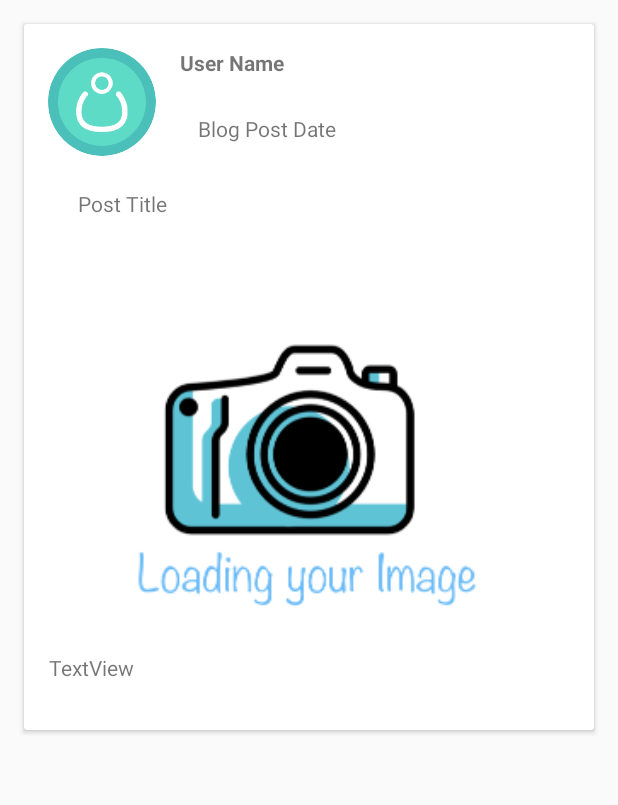
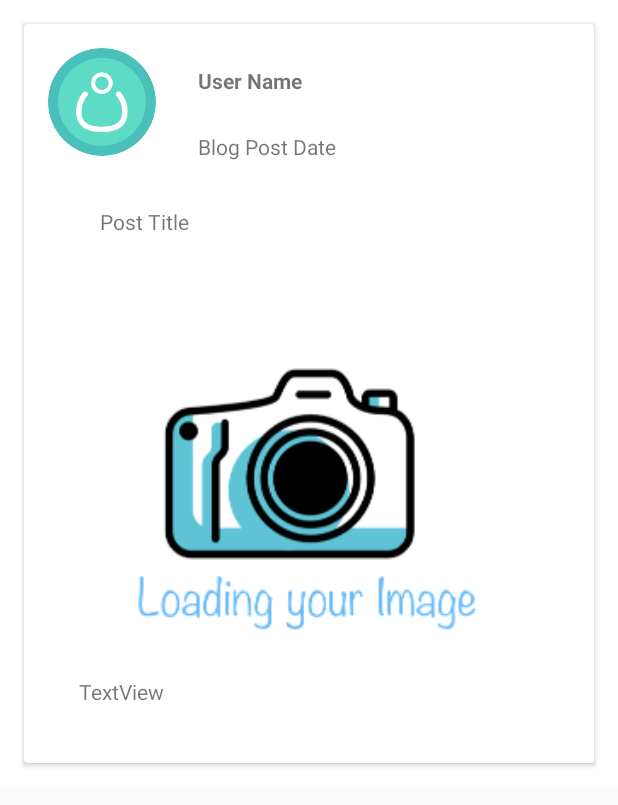
Before and after one commit to ssinha2103/Click_It, an Android app: the layout blog_list_item.xml on its own in the app's theme, with its tools: preview values and no code run, on a phone screen of 412 x 824 dp. Shown: the top 805 px of the screen. Run offline under Robolectric (Android 15) with nearby library versions, the phone set to English and light mode, and no system bars.

Commit message:
Added Home Fragment.

```diff
--- a/app/src/main/java/com/sudarshan/clickit/MainActivity.java
+++ b/app/src/main/java/com/sudarshan/clickit/MainActivity.java
@@ -69,6 +69,7 @@ public class MainActivity extends AppCompatActivity {
         fragmentHome = new FragmentHome();
         notificationFragment = new NotificationFragment();
         accountFragment = new AccountFragment();
+        replaceFragment(fragmentHome);
 
 
         mainBottonNav.setOnNavigationItemSelectedListener(new BottomNavigationView.OnNavigationItemSelectedListener() {
--- a/app/src/main/res/layout/activity_new_post.xml
+++ b/app/src/main/res/layout/activity_new_post.xml
@@ -27,8 +27,8 @@
 
     <ImageView
         android:id="@+id/newPostImage"
-        android:layout_width="0dp"
-        android:layout_height="0dp"
+        android:layout_width="413dp"
+        android:layout_height="292dp"
         android:layout_marginBottom="45dp"
         android:contentDescription="@string/todo"
         app:layout_constraintBottom_toTopOf="@+id/newPostTitle"
@@ -63,8 +63,7 @@
         android:autofillHints=""
         android:background="@drawable/input_background"
         android:drawableStart="@drawable/multiplay"
-        android:drawablePadding="40dp"
-        android:gravity="start|top"
+        android:drawablePadding="50dp"
         android:hint="@string/post_description"
         android:inputType="textMultiLine"
         android:maxLines="150"
--- a/app/src/main/res/layout/blog_list_item.xml
+++ b/app/src/main/res/layout/blog_list_item.xml
@@ -3,7 +3,8 @@
     xmlns:app="http://schemas.android.com/apk/res-auto"
     xmlns:tools="http://schemas.android.com/tools"
     android:layout_width="match_parent"
-    android:layout_height="wrap_content">
+    android:layout_height="wrap_content"
+    android:background="@color/White">
 
     <androidx.cardview.widget.CardView
         android:id="@+id/main_blog_post"
@@ -36,8 +37,8 @@
                 android:id="@+id/blog_user_name"
                 android:layout_width="106dp"
                 android:layout_height="30dp"
-                android:layout_marginStart="16dp"
-                android:layout_marginTop="16dp"
+                android:layout_marginStart="28dp"
+                android:layout_marginTop="28dp"
                 android:text="@string/user_name"
                 android:textStyle="bold"
                 app:layout_constraintStart_toEndOf="@+id/blog_user_image"
@@ -60,17 +61,17 @@
                 android:layout_marginStart="16dp"
                 android:layout_marginTop="29dp"
                 android:layout_marginEnd="16dp"
+                android:contentDescription="@string/todo"
                 android:scaleType="centerCrop"
                 app:layout_constraintEnd_toEndOf="parent"
                 app:layout_constraintStart_toStartOf="parent"
                 app:layout_constraintTop_toBottomOf="@+id/blog_title"
-                app:srcCompat="@drawable/blog_loading_image"
-                android:contentDescription="@string/todo" />
+                app:srcCompat="@drawable/blog_loading_image" />
 
             <TextView
                 android:id="@+id/blog_title"
-                android:layout_width="308dp"
-                android:layout_height="22dp"
+                android:layout_width="279dp"
+                android:layout_height="26dp"
                 android:layout_marginStart="32dp"
                 android:layout_marginTop="24dp"
                 android:layout_marginEnd="32dp"
@@ -81,11 +82,11 @@
 
             <TextView
                 android:id="@+id/blog_desc"
-                android:layout_width="347dp"
-                android:layout_height="wrap_content"
-                android:layout_marginStart="16dp"
+                android:layout_width="307dp"
+                android:layout_height="25dp"
+                android:layout_marginStart="32dp"
                 android:layout_marginTop="24dp"
-                android:layout_marginEnd="16dp"
+                android:layout_marginEnd="32dp"
                 android:layout_marginBottom="32dp"
                 android:text="@string/textview"
                 app:layout_constraintBottom_toBottomOf="parent"
```
